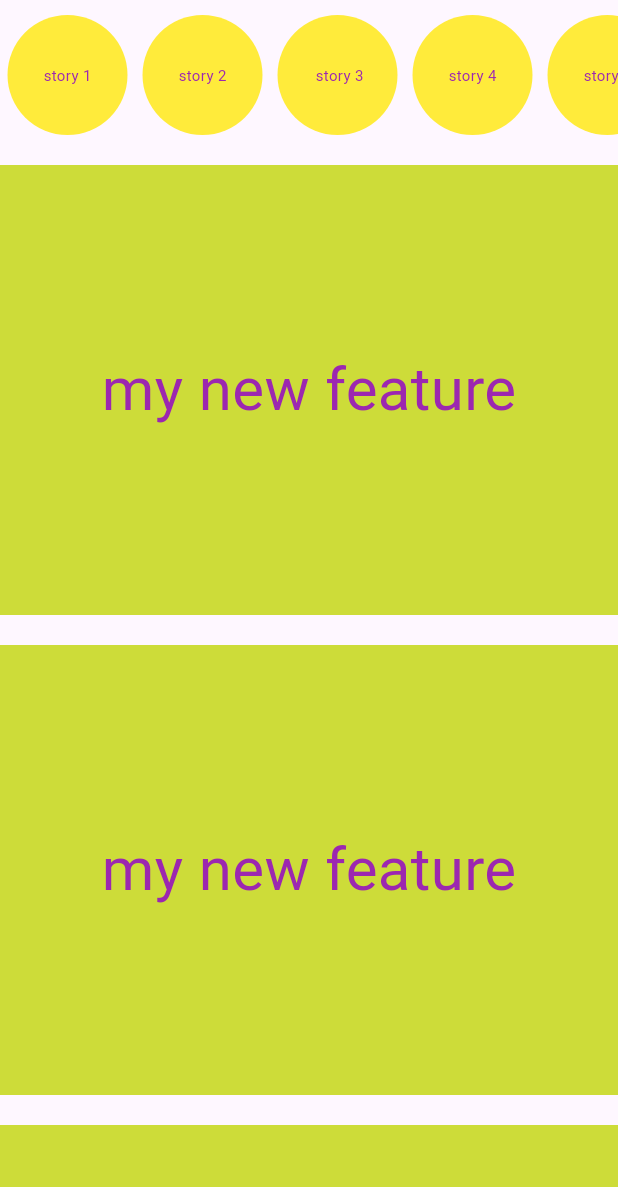
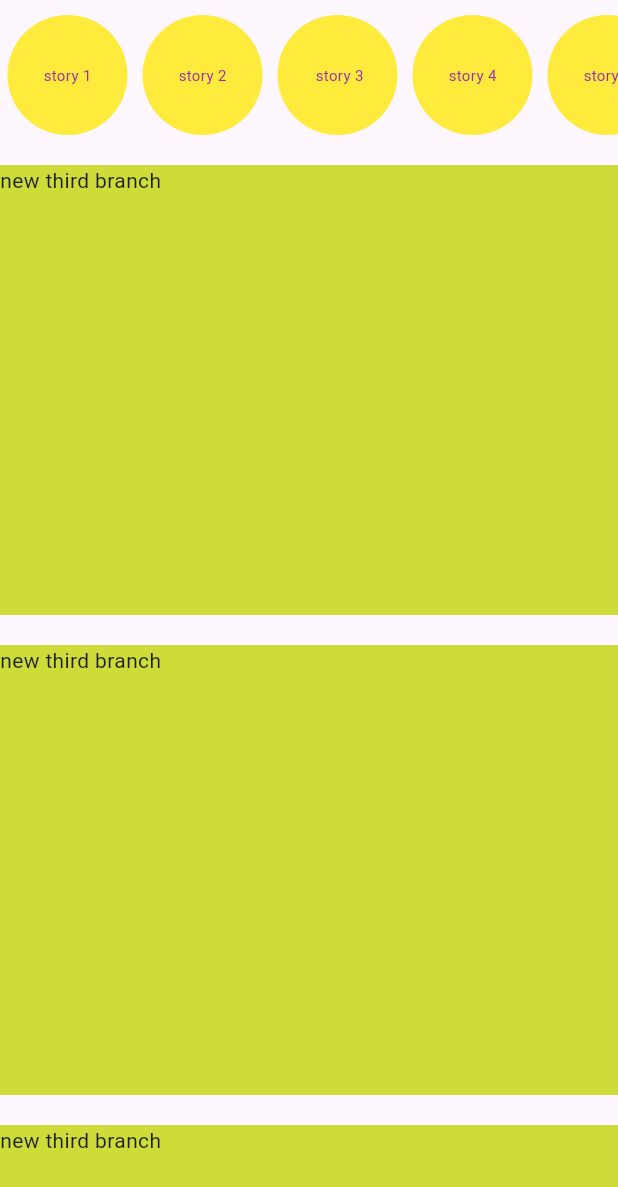
Before and after one commit to meghaDexbytes238/textfrmorepo, a Flutter app: the InstaStoryLISTDemo screen opened directly, on a phone screen of 412 x 824 dp. Shown: the top 1187 px of the screen. Run offline on Flutter 3.47's test engine with Material 3 defaults, Android fonts, the phone set to English and light mode, and no system bars; network calls fail.

Commit message:
make new for third text

```diff
--- a/lib/square_box.dart
+++ b/lib/square_box.dart
@@ -12,7 +12,9 @@ class SquareDemo extends StatelessWidget {
         height: 300,
        // padding: EdgeInsets.all(5),
         color: Colors.lime,
-       child: Center(child: Text('my new feature' , style: TextStyle(fontSize: 40 , color: Colors.purple),)  ),
+       child: Text('new third branch'),
+       // child: Center(child: Text('my new feature' , style: TextStyle(fontSize: 40 , color: Colors.purple),)  ),
+
       ),
     );
   }
```
